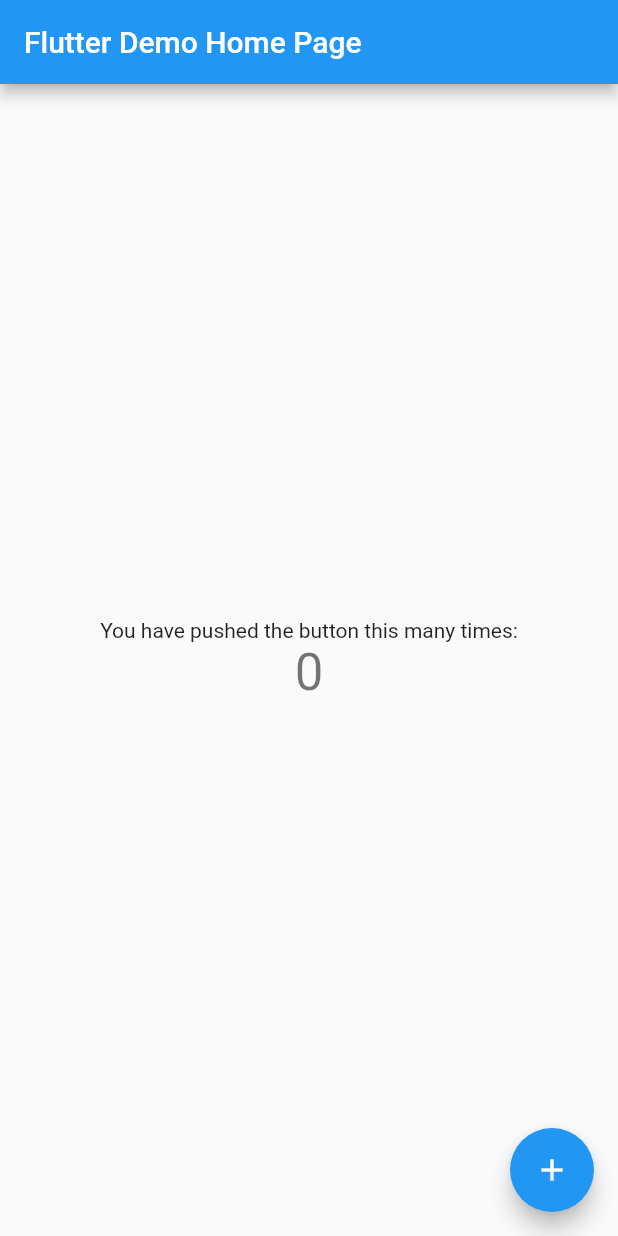
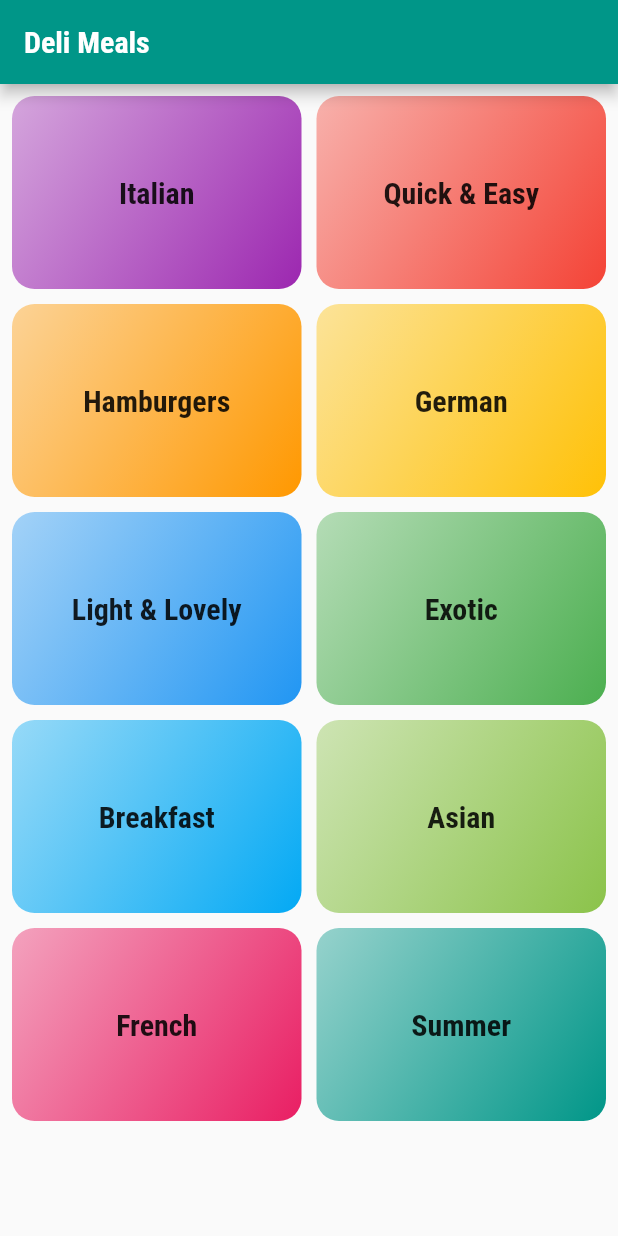
Before and after one commit to LUCYOGUTU/meal_app, a Flutter app: the screen it shows after launch, on a phone screen of 412 x 824 dp. Run offline on Flutter 3.47's test engine with Material 2 defaults, Android fonts, the phone set to English and light mode, and no system bars.

Commit message:
feat: added the categories screen

```diff
--- a/lib/main.dart
+++ b/lib/main.dart
@@ -1,4 +1,5 @@
 import 'package:flutter/material.dart';
+import 'package:meal_app/pages/categories_screen.dart';
 
 void main() {
   runApp(const MyApp());
@@ -13,103 +14,23 @@ class MyApp extends StatelessWidget {
     return MaterialApp(
       title: 'Flutter Demo',
       theme: ThemeData(
-        // This is the theme of your application.
-        //
-        // Try running your application with "flutter run". You'll see the
-        // application has a blue toolbar. Then, without quitting the app, try
-        // changing the primarySwatch below to Colors.green and then invoke
-        // "hot reload" (press "r" in the console where you ran "flutter run",
-        // or simply save your changes to "hot reload" in a Flutter IDE).
-        // Notice that the counter didn't reset back to zero; the application
-        // is not restarted.
-        primarySwatch: Colors.blue,
+        primarySwatch: Colors.teal,
+        fontFamily: 'Raleway',
+        textTheme: ThemeData.light().textTheme.copyWith(
+              bodyText1: const TextStyle(
+                color: Color.fromRGBO(255, 254, 229, 1),
+              ),
+              bodyText2: const TextStyle(
+                color: Color.fromRGBO(20, 51, 51, 1),
+              ),
+              headline6: const TextStyle(
+                fontSize: 20,
+                fontWeight: FontWeight.bold,
+                fontFamily: 'RobotoCondensed',
+              ),
+            ),
       ),
-      home: const MyHomePage(title: 'Flutter Demo Home Page'),
+      home: const CategoriesScreen(),
     );
   }
 }
-
-class MyHomePage extends StatefulWidget {
-  const MyHomePage({super.key, required this.title});
-
-  // This widget is the home page of your application. It is stateful, meaning
-  // that it has a State object (defined below) that contains fields that affect
-  // how it looks.
-
-  // This class is the configuration for the state. It holds the values (in this
-  // case the title) provided by the parent (in this case the App widget) and
-  // used by the build method of the State. Fields in a Widget subclass are
-  // always marked "final".
-
-  final String title;
-
-  @override
-  State<MyHomePage> createState() => _MyHomePageState();
-}
-
-class _MyHomePageState extends State<MyHomePage> {
-  int _counter = 0;
-
-  void _incrementCounter() {
-    setState(() {
-      // This call to setState tells the Flutter framework that something has
-      // changed in this State, which causes it to rerun the build method below
-      // so that the display can reflect the updated values. If we changed
-      // _counter without calling setState(), then the build method would not be
-      // called again, and so nothing would appear to happen.
-      _counter++;
-    });
-  }
-
-  @override
-  Widget build(BuildContext context) {
-    // This method is rerun every time setState is called, for instance as done
-    // by the _incrementCounter method above.
-    //
-    // The Flutter framework has been optimized to make rerunning build methods
-    // fast, so that you can just rebuild anything that needs updating rather
-    // than having to individually change instances of widgets.
-    return Scaffold(
-      appBar: AppBar(
-        // Here we take the value from the MyHomePage object that was created by
-        // the App.build method, and use it to set our appbar title.
-        title: Text(widget.title),
-      ),
-      body: Center(
-        // Center is a layout widget. It takes a single child and positions it
-        // in the middle of the parent.
-        child: Column(
-          // Column is also a layout widget. It takes a list of children and
-          // arranges them vertically. By default, it sizes itself to fit its
-          // children horizontally, and tries to be as tall as its parent.
-          //
-          // Invoke "debug painting" (press "p" in the console, choose the
-          // "Toggle Debug Paint" action from the Flutter Inspector in Android
-          // Studio, or the "Toggle Debug Paint" command in Visual Studio Code)
-          // to see the wireframe for each widget.
-          //
-          // Column has various properties to control how it sizes itself and
-          // how it positions its children. Here we use mainAxisAlignment to
-          // center the children vertically; the main axis here is the vertical
-          // axis because Columns are vertical (the cross axis would be
-          // horizontal).
-          mainAxisAlignment: MainAxisAlignment.center,
-          children: <Widget>[
-            const Text(
-              'You have pushed the button this many times:',
-            ),
-            Text(
-              '$_counter',
-              style: Theme.of(context).textTheme.headline4,
-            ),
-          ],
-        ),
-      ),
-      floatingActionButton: FloatingActionButton(
-        onPressed: _incrementCounter,
-        tooltip: 'Increment',
-        child: const Icon(Icons.add),
-      ), // This trailing comma makes auto-formatting nicer for build methods.
-    );
-  }
-}
--- /dev/null
+++ b/lib/models/dummy_category.dart
@@ -0,0 +1,55 @@
+import 'package:flutter/material.dart';
+import 'package:meal_app/models/category.dart';
+
+const List<Category> dummyCategories = [
+  Category(
+    id: 'c1',
+    title: 'Italian',
+    color: Colors.purple,
+  ),
+  Category(
+    id: 'c2',
+    title: 'Quick & Easy',
+    color: Colors.red,
+  ),
+  Category(
+    id: 'c3',
+    title: 'Hamburgers',
+    color: Colors.orange,
+  ),
+  Category(
+    id: 'c4',
+    title: 'German',
+    color: Colors.amber,
+  ),
+  Category(
+    id: 'c5',
+    title: 'Light & Lovely',
+    color: Colors.blue,
+  ),
+  Category(
+    id: 'c6',
+    title: 'Exotic',
+    color: Colors.green,
+  ),
+  Category(
+    id: 'c7',
+    title: 'Breakfast',
+    color: Colors.lightBlue,
+  ),
+  Category(
+    id: 'c8',
+    title: 'Asian',
+    color: Colors.lightGreen,
+  ),
+  Category(
+    id: 'c9',
+    title: 'French',
+    color: Colors.pink,
+  ),
+  Category(
+    id: 'c10',
+    title: 'Summer',
+    color: Colors.teal,
+  ),
+];
--- /dev/null
+++ b/lib/pages/categories_screen.dart
@@ -0,0 +1,41 @@
+import 'package:flutter/material.dart';
+import 'package:meal_app/widgets/category_item.dart';
+import 'package:meal_app/models/dummy_category.dart';
+
+class CategoriesScreen extends StatelessWidget {
+  const CategoriesScreen({super.key});
+
+  @override
+  Widget build(BuildContext context) {
+    return Scaffold(
+      appBar: AppBar(
+        title: const Text(
+          'Deli Meals',
+          // style: TextStyle(
+          //   fontWeight: FontWeight.bold,
+          //   fontSize: 20,
+          // ),
+        ),
+      ),
+      body: Padding(
+        padding: const EdgeInsets.all(8.0),
+        child: GridView(
+          gridDelegate: SliverGridDelegateWithMaxCrossAxisExtent(
+            maxCrossAxisExtent: MediaQuery.of(context).size.width / 2,
+            childAspectRatio: 3 / 2,
+            crossAxisSpacing: 10,
+            mainAxisSpacing: 10,
+          ),
+          children: [
+            ...dummyCategories.map((category) {
+              return CategoryItem(
+                title: category.title,
+                bgColor: category.color,
+              );
+            }).toList(),
+          ],
+        ),
+      ),
+    );
+  }
+}
--- /dev/null
+++ b/lib/widgets/category_item.dart
@@ -0,0 +1,42 @@
+import 'package:flutter/material.dart';
+
+class CategoryItem extends StatelessWidget {
+  const CategoryItem({
+    super.key,
+    required this.title,
+    required this.bgColor,
+  });
+
+  final String title;
+  final Color bgColor;
+
+  @override
+  Widget build(BuildContext context) {
+    return InkWell(
+      onTap: () {},
+      splashColor: Theme.of(context).primaryColor,
+      borderRadius: BorderRadius.circular(15.0),
+      child: Container(
+        padding: const EdgeInsets.all(16.0),
+        decoration: BoxDecoration(
+          gradient: LinearGradient(
+            colors: [
+              bgColor.withOpacity(0.4),
+              bgColor,
+            ],
+            begin: Alignment.topLeft,
+            end: Alignment.bottomRight,
+          ),
+          borderRadius: BorderRadius.circular(15.0),
+        ),
+        child: Center(
+          child: Text(
+            title,
+            textAlign: TextAlign.center,
+            style: Theme.of(context).textTheme.headline6,
+          ),
+        ),
+      ),
+    );
+  }
+}
```
Also changed, not shown: lib/models/category.dart (added, +13 -0 lines), lib/pages/category_meals_screen.dart (added, +17 -0 lines), pubspec.yaml (+18 -11 lines), assets/fonts/Raleway-Black.ttf (added), assets/fonts/Raleway-Bold.ttf (added), assets/fonts/Raleway-Regular.ttf (added), assets/fonts/RobotoCondensed-Bold.ttf (added), assets/fonts/RobotoCondensed-Italic.ttf (added), assets/fonts/RobotoCondensed-Light.ttf (added), assets/fonts/RobotoCondensed-Regular.ttf (added), 61 other files.
